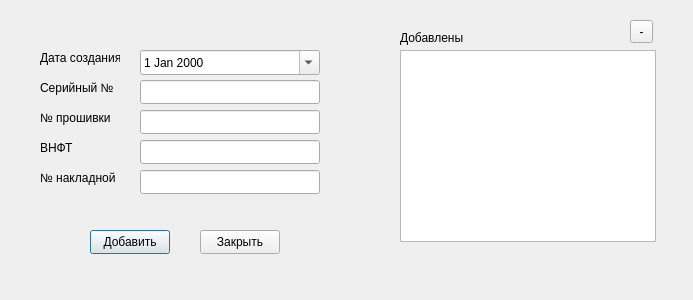
This is Remont/platewindow.ui in AlexeyScherbakov2021/Remont2 as Qt 5 draws it before an edit. The edited form follows.
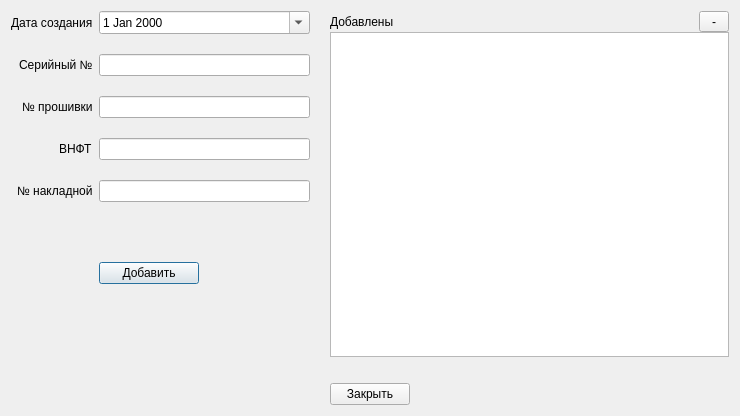
This is the edited form.

What changed in the file:
```diff
--- a/Remont/platewindow.ui
+++ b/Remont/platewindow.ui
@@ -6,193 +6,211 @@
    <rect>
     <x>0</x>
     <y>0</y>
-    <width>693</width>
-    <height>300</height>
+    <width>740</width>
+    <height>416</height>
    </rect>
   </property>
   <property name="windowTitle">
    <string>Плата</string>
   </property>
+  <layout class="QVBoxLayout" name="verticalLayout_2">
+   <item>
+    <layout class="QHBoxLayout" name="horizontalLayout_2" stretch="15,20">
+     <property name="spacing">
+      <number>20</number>
+     </property>
+     <property name="bottomMargin">
+      <number>20</number>
+     </property>
+     <item>
+      <layout class="QFormLayout" name="formLayout">
+       <property name="sizeConstraint">
+        <enum>QLayout::SizeConstraint::SetDefaultConstraint</enum>
+       </property>
+       <property name="fieldGrowthPolicy">
+        <enum>QFormLayout::FieldGrowthPolicy::AllNonFixedFieldsGrow</enum>
+       </property>
+       <property name="rowWrapPolicy">
+        <enum>QFormLayout::RowWrapPolicy::DontWrapRows</enum>
+       </property>
+       <property name="labelAlignment">
+        <set>Qt::AlignmentFlag::AlignRight|Qt::AlignmentFlag::AlignTrailing|Qt::AlignmentFlag::AlignVCenter</set>
+       </property>
+       <property name="formAlignment">
+        <set>Qt::AlignmentFlag::AlignLeading|Qt::AlignmentFlag::AlignLeft|Qt::AlignmentFlag::AlignTop</set>
+       </property>
+       <property name="horizontalSpacing">
+        <number>6</number>
+       </property>
+       <property name="bottomMargin">
+        <number>30</number>
+       </property>
+       <item row="0" column="0">
   <widget class="QLabel" name="label">
-   <property name="geometry">
-    <rect>
-     <x>40</x>
-     <y>50</y>
-     <width>80</width>
-     <height>16</height>
-    </rect>
-   </property>
    <property name="text">
     <string>Дата создания</string>
    </property>
   </widget>
+       </item>
+       <item row="0" column="1">
+        <widget class="QDateEdit" name="deCreateDate">
+         <property name="calendarPopup">
+          <bool>true</bool>
+         </property>
+        </widget>
+       </item>
+       <item row="1" column="0">
   <widget class="QLabel" name="label_2">
-   <property name="geometry">
-    <rect>
-     <x>40</x>
-     <y>80</y>
-     <width>80</width>
-     <height>16</height>
-    </rect>
-   </property>
    <property name="text">
     <string>Серийный №</string>
    </property>
   </widget>
+       </item>
+       <item row="1" column="1">
+        <widget class="QLineEdit" name="leNumber"/>
+       </item>
+       <item row="2" column="0">
   <widget class="QLabel" name="label_3">
-   <property name="geometry">
-    <rect>
-     <x>40</x>
-     <y>110</y>
-     <width>80</width>
-     <height>16</height>
-    </rect>
-   </property>
    <property name="text">
     <string>№ прошивки</string>
    </property>
   </widget>
+       </item>
+       <item row="2" column="1">
+        <widget class="QLineEdit" name="leNumberFW"/>
+       </item>
+       <item row="3" column="0">
   <widget class="QLabel" name="label_4">
-   <property name="geometry">
-    <rect>
-     <x>40</x>
-     <y>140</y>
-     <width>80</width>
-     <height>16</height>
-    </rect>
-   </property>
    <property name="text">
     <string>ВНФТ</string>
    </property>
   </widget>
+       </item>
+       <item row="3" column="1">
+        <widget class="QLineEdit" name="leVNFT"/>
+       </item>
+       <item row="4" column="0">
   <widget class="QLabel" name="label_5">
-   <property name="geometry">
-    <rect>
-     <x>40</x>
-     <y>170</y>
-     <width>80</width>
-     <height>16</height>
-    </rect>
-   </property>
    <property name="text">
     <string>№ накладной</string>
    </property>
   </widget>
-  <widget class="QLineEdit" name="leNumber">
-   <property name="geometry">
-    <rect>
-     <x>140</x>
-     <y>80</y>
-     <width>180</width>
-     <height>24</height>
-    </rect>
-   </property>
-  </widget>
-  <widget class="QLineEdit" name="leNumberFW">
-   <property name="geometry">
-    <rect>
-     <x>140</x>
-     <y>110</y>
-     <width>180</width>
-     <height>24</height>
-    </rect>
-   </property>
-  </widget>
-  <widget class="QLineEdit" name="leVNFT">
-   <property name="geometry">
-    <rect>
-     <x>140</x>
-     <y>140</y>
-     <width>180</width>
-     <height>24</height>
-    </rect>
-   </property>
-  </widget>
-  <widget class="QLineEdit" name="leNumberDoc">
-   <property name="geometry">
-    <rect>
-     <x>140</x>
-     <y>170</y>
-     <width>180</width>
-     <height>24</height>
-    </rect>
-   </property>
-  </widget>
-  <widget class="QDateEdit" name="deCreateDate">
-   <property name="geometry">
-    <rect>
-     <x>140</x>
-     <y>50</y>
-     <width>180</width>
-     <height>25</height>
-    </rect>
-   </property>
-   <property name="calendarPopup">
-    <bool>true</bool>
-   </property>
-  </widget>
+       </item>
+       <item row="4" column="1">
+        <widget class="QLineEdit" name="leNumberDoc"/>
+       </item>
+       <item row="5" column="1">
+        <spacer name="verticalSpacer">
+         <property name="orientation">
+          <enum>Qt::Orientation::Vertical</enum>
+         </property>
+         <property name="sizeType">
+          <enum>QSizePolicy::Policy::Fixed</enum>
+         </property>
+         <property name="sizeHint" stdset="0">
+          <size>
+           <width>20</width>
+           <height>20</height>
+          </size>
+         </property>
+        </spacer>
+       </item>
+       <item row="6" column="1">
   <widget class="QPushButton" name="pbAdd">
-   <property name="geometry">
-    <rect>
-     <x>90</x>
-     <y>230</y>
-     <width>80</width>
-     <height>24</height>
-    </rect>
+         <property name="sizePolicy">
+          <sizepolicy hsizetype="Preferred" vsizetype="Fixed">
+           <horstretch>0</horstretch>
+           <verstretch>0</verstretch>
+          </sizepolicy>
+         </property>
+         <property name="maximumSize">
+          <size>
+           <width>100</width>
+           <height>16777215</height>
+          </size>
    </property>
    <property name="text">
     <string>Добавить</string>
    </property>
   </widget>
-  <widget class="QPushButton" name="pbCancel">
-   <property name="geometry">
-    <rect>
-     <x>200</x>
-     <y>230</y>
-     <width>80</width>
-     <height>24</height>
-    </rect>
-   </property>
-   <property name="text">
-    <string>Закрыть</string>
-   </property>
-  </widget>
-  <widget class="QListWidget" name="listWidget">
-   <property name="geometry">
-    <rect>
-     <x>400</x>
-     <y>50</y>
-     <width>256</width>
-     <height>192</height>
-    </rect>
-   </property>
-  </widget>
+       </item>
+       <item row="7" column="1">
+        <spacer name="verticalSpacer_2">
+         <property name="orientation">
+          <enum>Qt::Orientation::Vertical</enum>
+         </property>
+         <property name="sizeHint" stdset="0">
+          <size>
+           <width>20</width>
+           <height>40</height>
+          </size>
+         </property>
+        </spacer>
+       </item>
+      </layout>
+     </item>
+     <item>
+      <layout class="QVBoxLayout" name="verticalLayout">
+       <property name="spacing">
+        <number>0</number>
+       </property>
+       <item>
+        <layout class="QHBoxLayout" name="horizontalLayout">
+         <item>
   <widget class="QLabel" name="label_6">
-   <property name="geometry">
-    <rect>
-     <x>400</x>
-     <y>30</y>
-     <width>81</width>
-     <height>16</height>
-    </rect>
-   </property>
    <property name="text">
     <string>Добавлены</string>
    </property>
   </widget>
+         </item>
+         <item>
   <widget class="QToolButton" name="tbDelete">
-   <property name="geometry">
-    <rect>
-     <x>630</x>
-     <y>20</y>
-     <width>23</width>
-     <height>23</height>
-    </rect>
+           <property name="minimumSize">
+            <size>
+             <width>30</width>
+             <height>0</height>
+            </size>
    </property>
    <property name="text">
     <string>-</string>
    </property>
   </widget>
+         </item>
+        </layout>
+       </item>
+       <item>
+        <widget class="QListWidget" name="listWidget"/>
+       </item>
+      </layout>
+     </item>
+    </layout>
+   </item>
+   <item alignment="Qt::AlignmentFlag::AlignHCenter">
+    <widget class="QPushButton" name="pbCancel">
+     <property name="sizePolicy">
+      <sizepolicy hsizetype="Minimum" vsizetype="Fixed">
+       <horstretch>0</horstretch>
+       <verstretch>0</verstretch>
+      </sizepolicy>
+     </property>
+     <property name="maximumSize">
+      <size>
+       <width>150</width>
+       <height>16777215</height>
+      </size>
+     </property>
+     <property name="baseSize">
+      <size>
+       <width>0</width>
+       <height>0</height>
+      </size>
+     </property>
+     <property name="text">
+      <string>Закрыть</string>
+     </property>
+    </widget>
+   </item>
+  </layout>
  </widget>
  <resources/>
  <connections>
```
Lines whose indentation alone changed are shown as unchanged.
